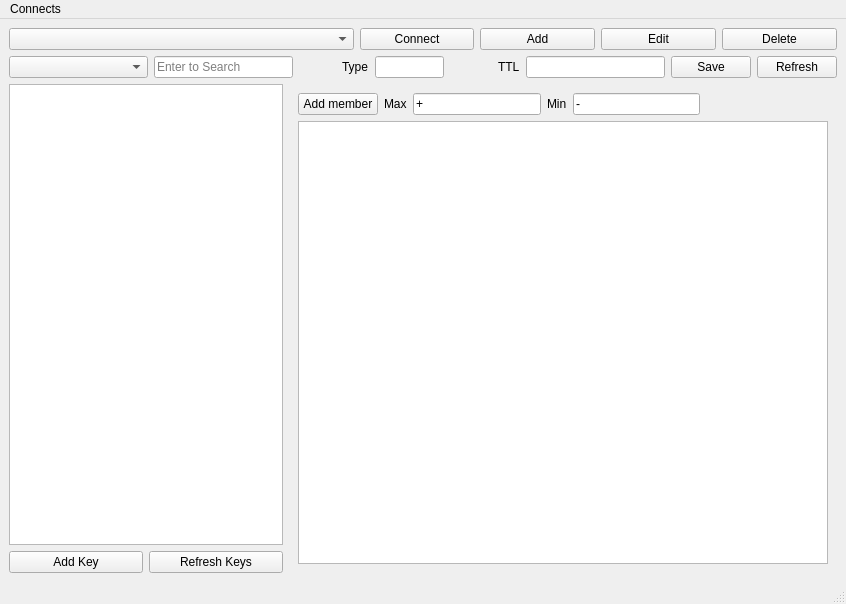
Qt form ui/main.ui (goodspb/reedis) before a commit.
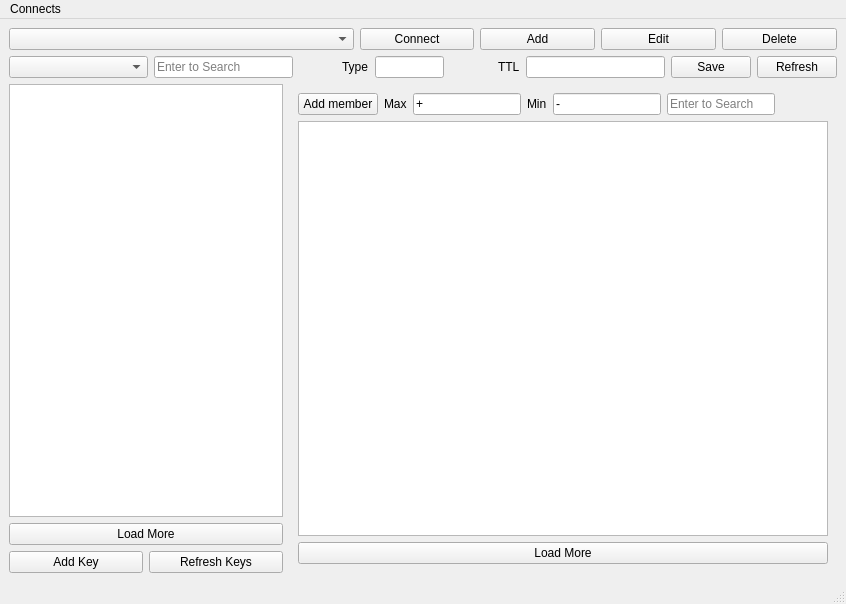
The same form after that commit.

Commit message: support scan/hscan/sscan/zscan

Diff of the .ui file:
```diff
--- a/ui/main.ui
+++ b/ui/main.ui
@@ -132,6 +132,13 @@
           </property>
          </widget>
         </item>
+        <item>
+         <widget class="QPushButton" name="loadMoreKeyButton">
+          <property name="text">
+           <string>Load More</string>
+          </property>
+         </widget>
+        </item>
         <item>
          <layout class="QHBoxLayout" name="horizontalLayout_6">
           <item>
@@ -268,6 +275,16 @@
               </property>
              </widget>
             </item>
+            <item>
+             <widget class="QLineEdit" name="scanSearchLineEdit">
+              <property name="text">
+               <string/>
+              </property>
+              <property name="placeholderText">
+               <string>Enter to Search</string>
+              </property>
+             </widget>
+            </item>
             <item>
              <spacer name="horizontalSpacer">
               <property name="orientation">
@@ -300,6 +317,16 @@
             <attribute name="horizontalHeaderCascadingSectionResizes">
              <bool>true</bool>
             </attribute>
+            <attribute name="horizontalHeaderDefaultSectionSize">
+             <number>100</number>
+            </attribute>
+           </widget>
+          </item>
+          <item>
+           <widget class="QPushButton" name="loadMoreContentButton">
+            <property name="text">
+             <string>Load More</string>
+            </property>
            </widget>
           </item>
          </layout>
```
Left out of the diff: 2 changed lines with no effect on the pictures. The commit also changes 3 other files.
